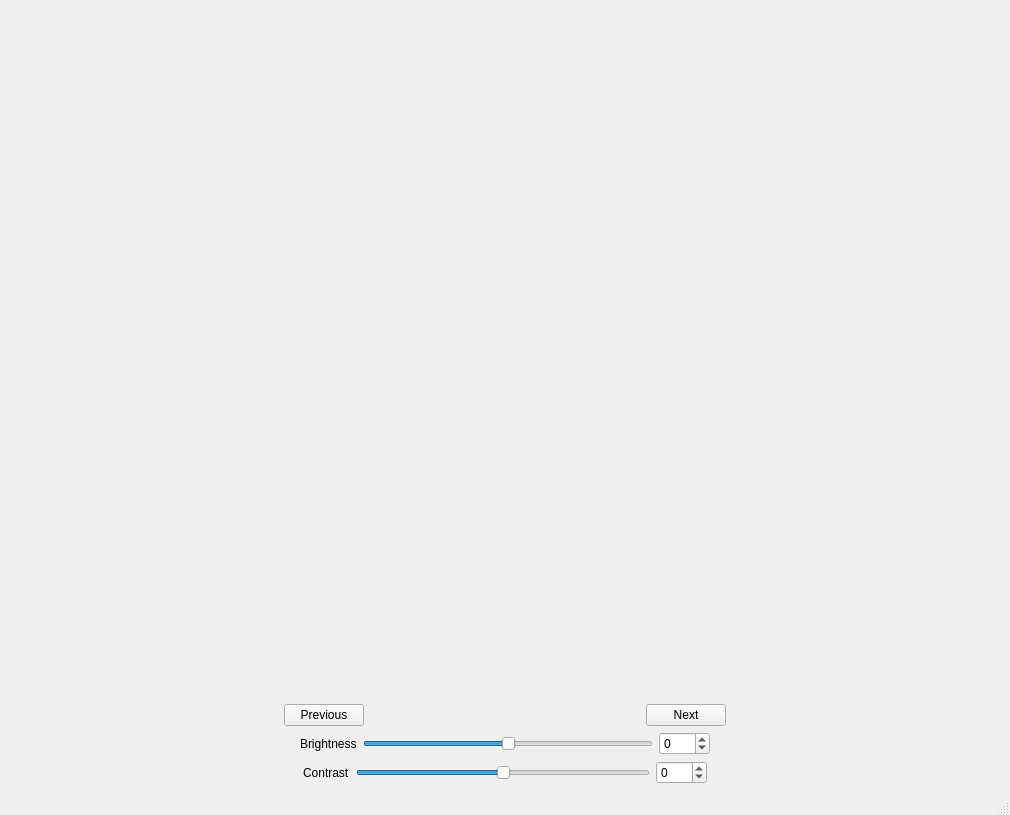
Old version of the form ImgDock.ui in the repository xujialiu/ETDR-grading-app.
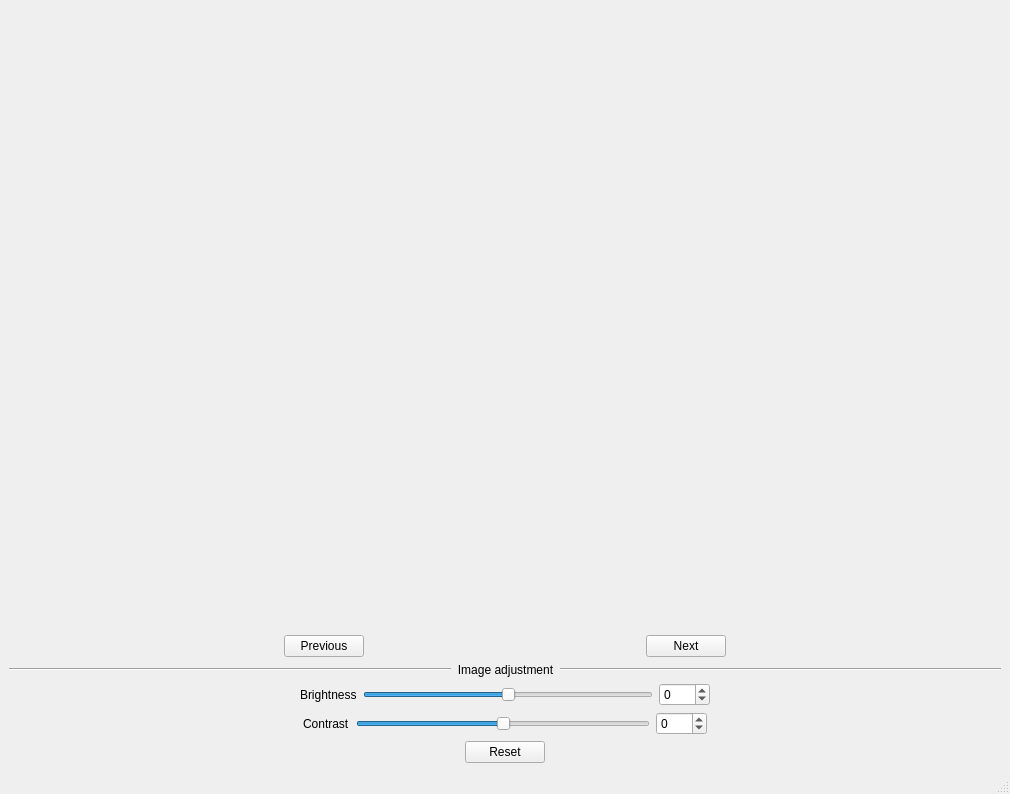
New version of the form.

Commit message: feat: add img adjustment reset button

```diff
--- a/ImgDock.ui
+++ b/ImgDock.ui
@@ -7,7 +7,7 @@
     <x>0</x>
     <y>0</y>
     <width>1010</width>
-    <height>815</height>
+    <height>794</height>
    </rect>
   </property>
   <property name="windowTitle">
@@ -108,6 +108,46 @@
         </item>
        </layout>
       </item>
+      <item>
+       <layout class="QHBoxLayout" name="horizontalLayout_4">
+        <item>
+         <widget class="Line" name="line">
+          <property name="sizePolicy">
+           <sizepolicy hsizetype="Expanding" vsizetype="Fixed">
+            <horstretch>0</horstretch>
+            <verstretch>0</verstretch>
+           </sizepolicy>
+          </property>
+          <property name="orientation">
+           <enum>Qt::Horizontal</enum>
+          </property>
+         </widget>
+        </item>
+        <item>
+         <widget class="QLabel" name="label_3">
+          <property name="text">
+           <string>Image adjustment</string>
+          </property>
+          <property name="alignment">
+           <set>Qt::AlignCenter</set>
+          </property>
+         </widget>
+        </item>
+        <item>
+         <widget class="Line" name="line_2">
+          <property name="sizePolicy">
+           <sizepolicy hsizetype="Expanding" vsizetype="Fixed">
+            <horstretch>0</horstretch>
+            <verstretch>0</verstretch>
+           </sizepolicy>
+          </property>
+          <property name="orientation">
+           <enum>Qt::Horizontal</enum>
+          </property>
+         </widget>
+        </item>
+       </layout>
+      </item>
       <item>
        <layout class="QVBoxLayout" name="verticalLayout_2">
         <item>
@@ -232,6 +272,43 @@
         </item>
        </layout>
       </item>
+      <item>
+       <layout class="QHBoxLayout" name="horizontalLayout_5">
+        <item>
+         <spacer name="horizontalSpacer_8">
+          <property name="orientation">
+           <enum>Qt::Horizontal</enum>
+          </property>
+          <property name="sizeHint" stdset="0">
+           <size>
+            <width>40</width>
+            <height>20</height>
+           </size>
+          </property>
+         </spacer>
+        </item>
+        <item>
+         <widget class="QPushButton" name="pushButton_img_reset">
+          <property name="text">
+           <string>Reset</string>
+          </property>
+         </widget>
+        </item>
+        <item>
+         <spacer name="horizontalSpacer_9">
+          <property name="orientation">
+           <enum>Qt::Horizontal</enum>
+          </property>
+          <property name="sizeHint" stdset="0">
+           <size>
+            <width>40</width>
+            <height>20</height>
+           </size>
+          </property>
+         </spacer>
+        </item>
+       </layout>
+      </item>
      </layout>
     </item>
    </layout>
```
The commit also changes 4 other files.
